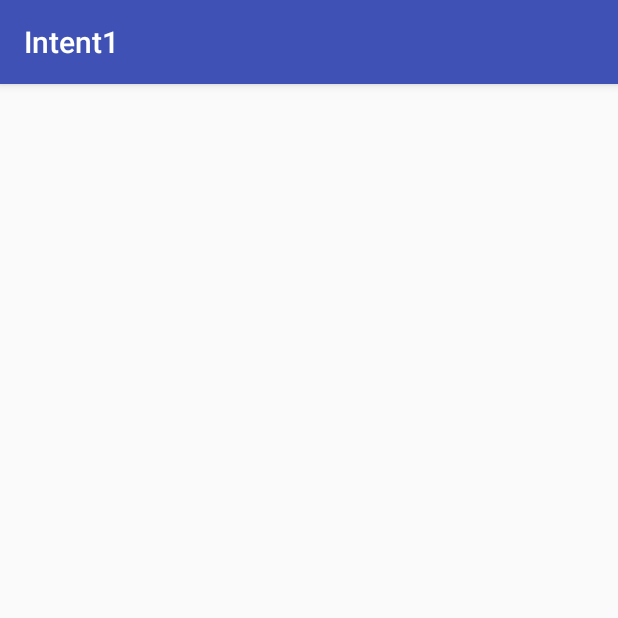
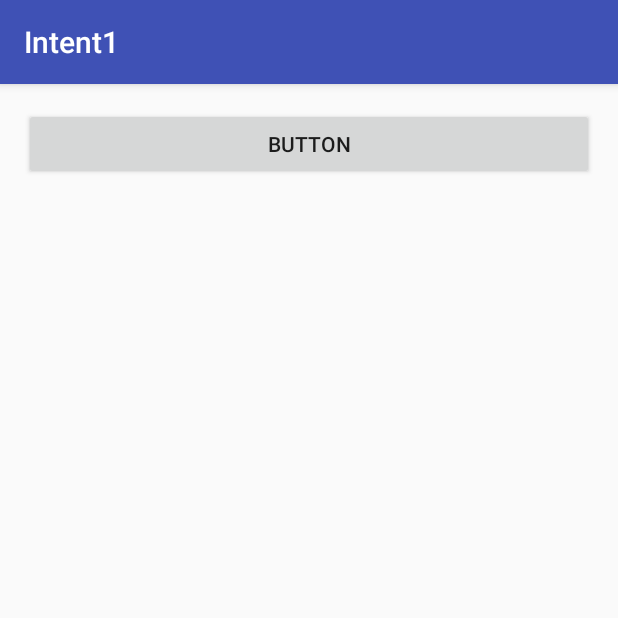
Before and after one commit to belabonga/Intent1, an Android app: the HasilActivity screen opened directly, with no data from a screen before it, on a phone screen of 412 x 824 dp, the top half of it. Run offline under Robolectric (Android 15) with nearby library versions, the phone set to English and light mode, and no system bars.

```diff
--- a/app/src/main/java/id/sch/smktelkom_mlg/learn/intent1/HasilActivity.java
+++ b/app/src/main/java/id/sch/smktelkom_mlg/learn/intent1/HasilActivity.java
@@ -2,6 +2,7 @@ package id.sch.smktelkom_mlg.learn.intent1;
 
 import android.os.Bundle;
 import android.support.v7.app.AppCompatActivity;
+import android.view.View;
 
 public class HasilActivity extends AppCompatActivity {
 
@@ -9,5 +10,14 @@ public class HasilActivity extends AppCompatActivity {
     protected void onCreate(Bundle savedInstanceState) {
         super.onCreate(savedInstanceState);
         setContentView(R.layout.activity_hasil);
+
+        findViewById(R.id.buttonBack).setOnClickListener(new View.OnClickListener() {
+            @Override
+            public void onClick(View v) {
+                onBackPressed();
+            }
+        });
     }
+
+
 }
--- a/app/src/main/res/layout/activity_hasil.xml
+++ b/app/src/main/res/layout/activity_hasil.xml
@@ -1,13 +1,19 @@
 <?xml version="1.0" encoding="utf-8"?>
-<RelativeLayout xmlns:android="http://schemas.android.com/apk/res/android"
+<LinearLayout xmlns:android="http://schemas.android.com/apk/res/android"
     xmlns:tools="http://schemas.android.com/tools"
     android:id="@+id/activity_hasil"
     android:layout_width="match_parent"
     android:layout_height="match_parent"
+    android:orientation="vertical"
     android:paddingBottom="@dimen/activity_vertical_margin"
     android:paddingLeft="@dimen/activity_horizontal_margin"
     android:paddingRight="@dimen/activity_horizontal_margin"
     android:paddingTop="@dimen/activity_vertical_margin"
     tools:context="id.sch.smktelkom_mlg.learn.intent1.HasilActivity">
 
-</RelativeLayout>
+    <Button
+        android:id="@+id/buttonBack"
+        android:layout_width="match_parent"
+        android:layout_height="wrap_content"
+        android:text="Button" />
+</LinearLayout>
```
